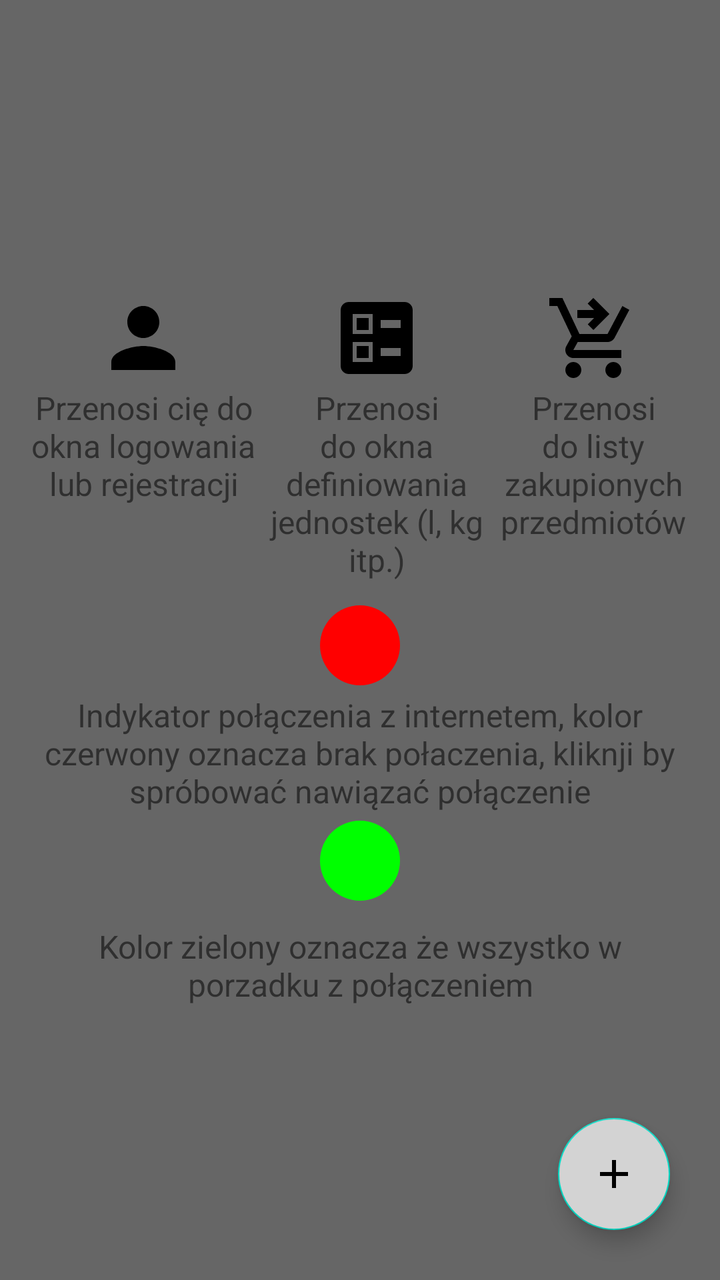
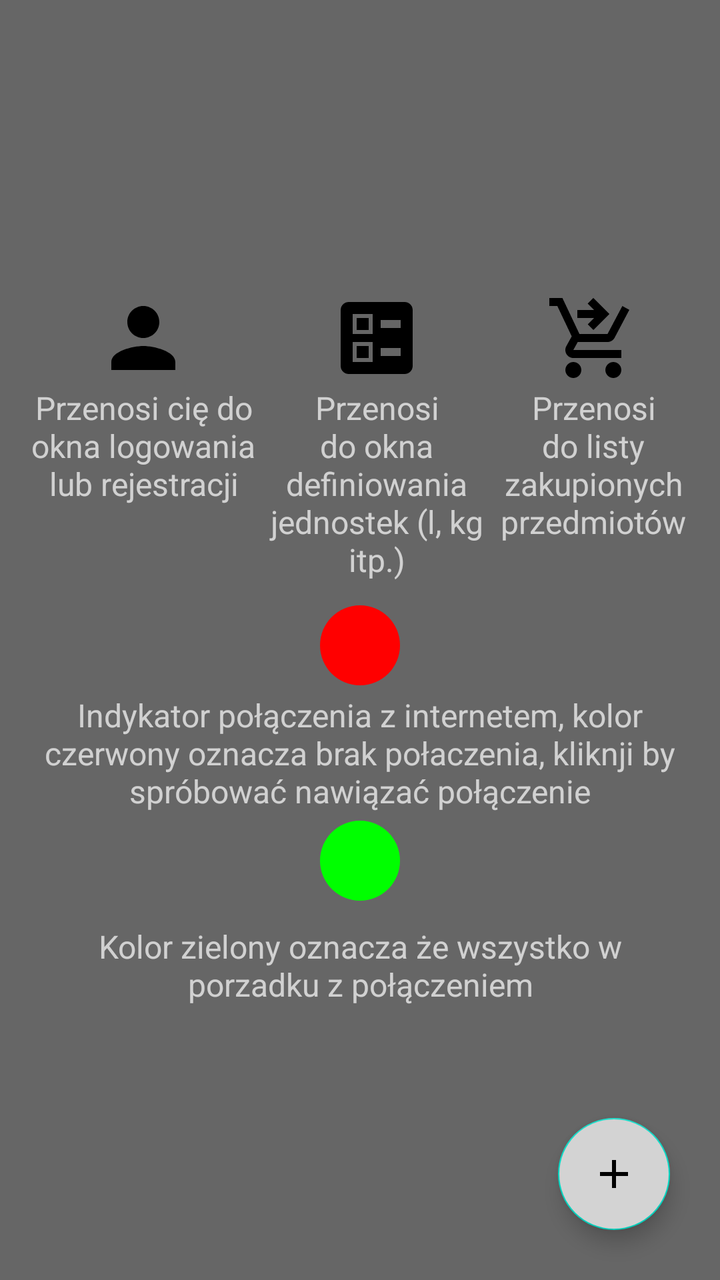

Compare the two renders of this Android layout. The source of the first and the diff that turns it into the second are given below.
<!-- AndroidManifest.xml: application theme Theme.ShoppingList -->
<!-- res/layout/tutorial_overlay_shopping_list_action_bar.xml -->
<?xml version="1.0" encoding="utf-8"?>
<FrameLayout xmlns:android="http://schemas.android.com/apk/res/android"
    xmlns:app="http://schemas.android.com/apk/res-auto"
    android:layout_width="match_parent"
    android:layout_height="match_parent"
    android:background="#99000000"
    android:clickable="true"
    android:visibility="visible">

    <LinearLayout
        android:layout_width="match_parent"
        android:layout_height="wrap_content"
        android:layout_gravity="center_vertical|center_horizontal"
        android:gravity="center"
        android:orientation="vertical"
        android:padding="15dp">

        <LinearLayout
            android:layout_width="match_parent"
            android:layout_height="wrap_content"
            android:baselineAligned="false"
            android:gravity="center_horizontal">

            <TextView
                android:layout_width="wrap_content"
                android:layout_height="wrap_content"
                android:layout_marginTop="8dp"
                android:layout_weight="1"
                android:gravity="center"
                android:text="@string/user_activity_tutorial_exp"
                android:textSize="16sp"
                app:drawableTopCompat="@drawable/baseline_person_24" />


            <TextView
                android:layout_width="wrap_content"
                android:layout_height="wrap_content"
                android:layout_marginTop="8dp"
                android:layout_weight="1"
                android:gravity="center"
                android:text="@string/amount_type_activity_tutorial_exp"
                android:textSize="16sp"
                app:drawableTopCompat="@drawable/baseline_ballot_24" />

            <TextView
                android:layout_width="wrap_content"
                android:layout_height="wrap_content"
                android:layout_marginTop="8dp"
                android:layout_weight="1"
                android:gravity="center"
                android:text="@string/bought_activity_tutorial_exp"
                android:textSize="16sp"
                app:drawableTopCompat="@drawable/baseline_shopping_cart_checkout_24" />
        </LinearLayout>

        <TextView
            android:layout_width="wrap_content"
            android:layout_height="wrap_content"
            android:layout_marginTop="8dp"
            android:layout_weight="1"
            android:gravity="center"
            android:text="@string/connector_indicator_tutorial_exp"
            android:textSize="16sp"
            app:drawableTopCompat="@drawable/baseline_circle_24" />

        <LinearLayout
            android:layout_width="match_parent"
            android:layout_height="wrap_content"
            android:layout_weight="1"
            android:gravity="center"
            android:orientation="vertical">

            <ImageView
                android:layout_width="wrap_content"
                android:layout_height="wrap_content"
                android:contentDescription="@string/todo"
                android:src="@drawable/baseline_circle_24"
                app:tint="@color/green" />

            <TextView
                android:layout_width="wrap_content"
                android:layout_height="wrap_content"
                android:layout_marginTop="8dp"
                android:gravity="center"
                android:text="@string/indicator_green_tutorial_exp"
                android:textSize="16sp" />
        </LinearLayout>
    </LinearLayout>

    <com.google.android.material.floatingactionbutton.FloatingActionButton
        android:id="@+id/okButton"
        android:layout_width="wrap_content"
        android:layout_height="wrap_content"
        android:layout_gravity="bottom|end"
        android:layout_margin="25dp"
        android:backgroundTint="@color/light_gray"
        android:contentDescription="@string/todo"
        android:src="@drawable/baseline_add_24" />
</FrameLayout>
<!-- resources referenced by this layout -->
<resources>
  <color name="green">#FF00FF00</color>
  <color name="light_gray">#FFD3D3D3</color>
  <!-- drawable baseline_add_24 (drawable) -->
  <vector xmlns:android="http://schemas.android.com/apk/res/android" android:height="48dp" android:tint="#000000" android:viewportHeight="24" android:viewportWidth="24" android:width="48dp">
        
      <path android:fillColor="@android:color/white" android:pathData="M19,13h-6v6h-2v-6H5v-2h6V5h2v6h6v2z"/>
      
  </vector>
  <!-- drawable baseline_ballot_24 (drawable) -->
  <vector xmlns:android="http://schemas.android.com/apk/res/android" android:height="48dp" android:tint="#000000" android:viewportHeight="24" android:viewportWidth="24" android:width="48dp">
        
      <path android:fillColor="@android:color/white" android:fillType="evenOdd" android:pathData="M13,9.5h5v-2h-5V9.5zM13,16.5h5v-2h-5V16.5zM19,21H5c-1.1,0 -2,-0.9 -2,-2V5c0,-1.1 0.9,-2 2,-2h14c1.1,0 2,0.9 2,2v14C21,20.1 20.1,21 19,21zM6,11h5V6H6V11zM7,7h3v3H7V7zM6,18h5v-5H6V18zM7,14h3v3H7V14z"/>
      
  </vector>
  <!-- drawable baseline_circle_24 (drawable) -->
  <vector xmlns:android="http://schemas.android.com/apk/res/android" android:height="48dp" android:viewportHeight="24" android:viewportWidth="24" android:width="48dp">
        
      <path android:fillColor="@color/red"
          android:pathData="M12,2C6.47,2 2,6.47 2,12s4.47,10 10,10 10,-4.47 10,-10S17.53,2 12,2z"/>
      
  </vector>
  <!-- drawable baseline_person_24 (drawable) -->
  <vector xmlns:android="http://schemas.android.com/apk/res/android" android:height="48dp" android:tint="#000000" android:viewportHeight="24" android:viewportWidth="24" android:width="48dp">
        
      <path android:fillColor="@android:color/white" android:pathData="M12,12c2.21,0 4,-1.79 4,-4s-1.79,-4 -4,-4 -4,1.79 -4,4 1.79,4 4,4zM12,14c-2.67,0 -8,1.34 -8,4v2h16v-2c0,-2.66 -5.33,-4 -8,-4z"/>
      
  </vector>
  <string name="amount_type_activity_tutorial_exp">Przenosi do okna definiowania jednostek (l, kg itp.)</string>
  <string name="bought_activity_tutorial_exp">Przenosi do listy zakupionych przedmiotów</string>
  <string name="connector_indicator_tutorial_exp">Indykator połączenia z internetem, kolor czerwony oznacza brak połaczenia, kliknji by spróbować nawiązać połączenie</string>
  <string name="indicator_green_tutorial_exp">Kolor zielony oznacza że wszystko w porzadku z połączeniem</string>
  <string name="todo">TODO</string>
  <string name="user_activity_tutorial_exp">Przenosi cię do okna logowania lub rejestracji</string>
  <style name="Theme.ShoppingList" parent="Theme.MaterialComponents.DayNight.NoActionBar">
          
          <item name="colorPrimary">@color/light_gray</item>
          <item name="colorPrimaryVariant">@color/gray</item>
          <item name="colorOnPrimary">@color/white</item>
          
          <item name="colorSecondary">@color/teal_200</item>
          <item name="colorSecondaryVariant">@color/teal_700</item>
          <item name="colorOnSecondary">@color/black</item>
          
          <item name="android:statusBarColor">?attr/colorPrimaryVariant</item>
          
      </style>
  <color name="red">#FFFF0000</color>
  <color name="gray">#FF808080</color>s
  <color name="white">#FFFFFFFF</color>
  <color name="teal_200">#FF03DAC5</color>
  <color name="teal_700">#FF018786</color>
  <color name="black">#FF000000</color>
  <!-- unchanged entries left out for length: 1 -->
</resources>

<!-- the commit's change to res/layout/tutorial_overlay_shopping_list_action_bar.xml (unified diff, before → after) -->
@@ -3,6 +3,7 @@
     xmlns:app="http://schemas.android.com/apk/res-auto"
     android:layout_width="match_parent"
     android:layout_height="match_parent"
+    android:theme="@style/ThemeOverlay.AppCompat.Dark"
     android:background="#99000000"
     android:clickable="true"
     android:visibility="visible">
<!-- resource entries referenced after the edit -->
@@ -44,14 +44,23 @@
           <item name="colorOnSecondary">@color/black</item>
           
           <item name="android:statusBarColor">?attr/colorPrimaryVariant</item>
+          <item name="materialButtonStyle">@style/Widget.ShoppingList.Button.Primary</item>
           
       </style>
   <color name="red">#FFFF0000</color>
-  <color name="gray">#FF808080</color>s
+  <color name="gray">#FF808080</color>
   <color name="white">#FFFFFFFF</color>
   <color name="teal_200">#FF03DAC5</color>
   <color name="teal_700">#FF018786</color>
   <color name="black">#FF000000</color>
+  <style name="Widget.ShoppingList.Button.Primary" parent="Widget.MaterialComponents.Button">
+          <item name="cornerRadius">@dimen/corner_radius_button</item>
+          <item name="android:minHeight">48dp</item>
+          <item name="android:insetTop">0dp</item>
+          <item name="android:insetBottom">0dp</item>
+          <item name="android:textAllCaps">false</item>
+      </style>
+  <dimen name="corner_radius_button">16dp</dimen>
   <!-- unchanged entries left out for length: 1 -->
 </resources>
 
